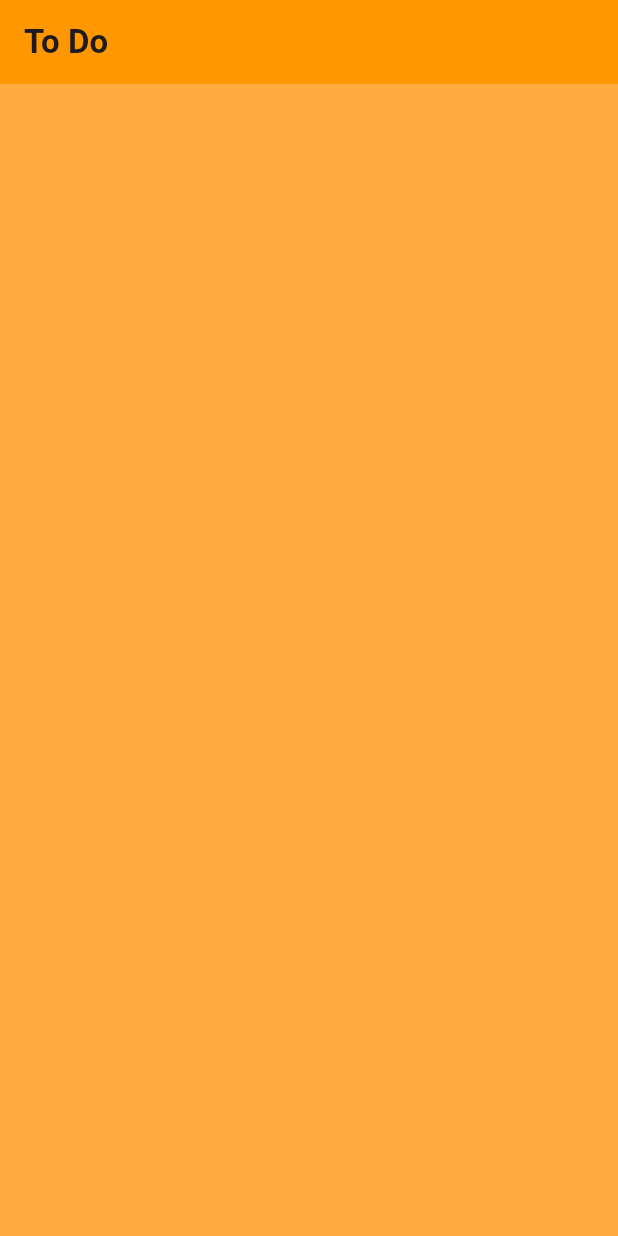
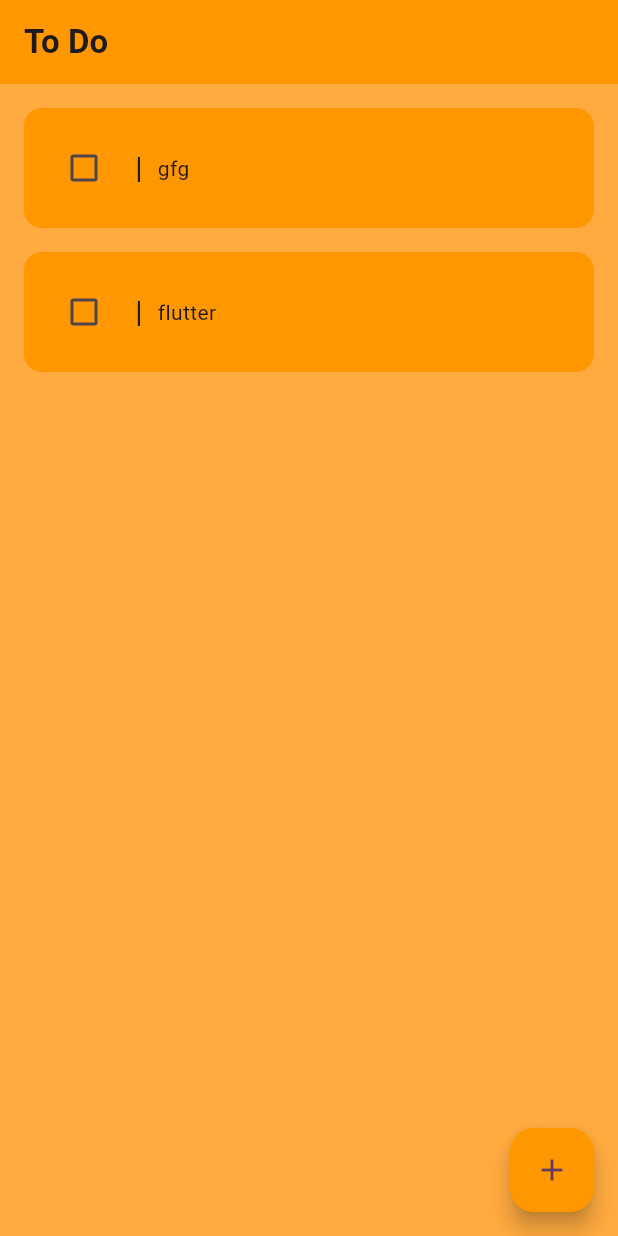
Before and after one commit to Dhruv721725/FlutterApps, a Flutter app: the screen it shows after launch, on a phone screen of 412 x 824 dp. Run offline on Flutter 3.47's test engine with Material 3 defaults, Android fonts, the phone set to English and light mode, and no system bars; drawn by our look-alikes of flutter_slidable.

Commit message:
My todo app withou local storage connectivity.

```diff
--- a/todoapp/lib/pages/todo_page.dart
+++ b/todoapp/lib/pages/todo_page.dart
@@ -1,5 +1,4 @@
 import 'dart:io';
-
 import 'package:flutter/material.dart';
 import 'package:todoapp/util/todo_tile.dart';
 
--- a/todoapp/lib/util/todo_tile.dart
+++ b/todoapp/lib/util/todo_tile.dart
@@ -1,17 +1,41 @@
 import 'package:flutter/material.dart';
+import 'package:flutter_slidable/flutter_slidable.dart';
 
 class TodoTile extends StatelessWidget{
   final String todo;
   final bool todoDone;
   Function(bool?)? onchanged;
+  Function (BuildContext)? onDelete;
+  Function (BuildContext)? onEdit;
+  TodoTile({required this.todo,required this.todoDone,required this.onchanged,required this.onDelete, required this.onEdit,super.key});
 
-  TodoTile({required this.todo,required this.todoDone,required this.onchanged,super.key});
-
+  TextDecoration islined(){
+    if (!todoDone) {
+      return TextDecoration.none;
+    }
+    return TextDecoration.lineThrough;
+  }
   @override
   Widget build(BuildContext context) {
-    return Container(
+    return Slidable(
+      endActionPane:ActionPane(
+        motion: StretchMotion(),
+        children:[
+          SlidableAction(
+            onPressed: onDelete,
+            icon: Icons.delete,
+            backgroundColor: Colors.redAccent,
+          ),
+          SlidableAction(
+            onPressed:onEdit,
+            icon: Icons.edit,
+            backgroundColor: Colors.greenAccent,
+          ),
+        ]
+      ) ,
+      child: Container(
         padding: EdgeInsets.all(16),
-      margin: EdgeInsets.all(10),
+        margin: EdgeInsets.fromLTRB(16, 16, 16, 0),
         decoration: BoxDecoration(
           color: Colors.orange,
           borderRadius: BorderRadius.all(Radius.elliptical(12, 12))
@@ -20,13 +44,21 @@ class TodoTile extends StatelessWidget{
         child: Row(
           spacing: 10,
           children: [
-          Checkbox(value: todoDone, onChanged: onchanged),
+            Checkbox(
+              activeColor: Colors.black,
+              checkColor: Colors.orange,
+              value: todoDone,
+              onChanged: onchanged
+              ),
             Text("|", style: TextStyle(fontSize:20),),
             Text(
               todo,
-            style: TextStyle(),
+              style: TextStyle(
+                decoration: islined(),
+              ),
             ),
           ],
+        )
       )
     );
   }
--- a/todoapp/pubspec.yaml
+++ b/todoapp/pubspec.yaml
@@ -34,6 +34,7 @@ dependencies:
   # The following adds the Cupertino Icons font to your application.
   # Use with the CupertinoIcons class for iOS style icons.
   cupertino_icons: ^1.0.8
+  flutter_slidable: ^3.1.2
 
 dev_dependencies:
   flutter_test:
```
Also changed, not shown: todoapp/lib/pages/home_page.dart (+114 -7 lines), todoapp/lib/util/dialogbox.dart (added, +39 -0 lines), todoapp/lib/util/todo_button.dart (added, +18 -0 lines), todoapp/pubspec.lock. Lines whose indentation alone changed are shown as unchanged.
